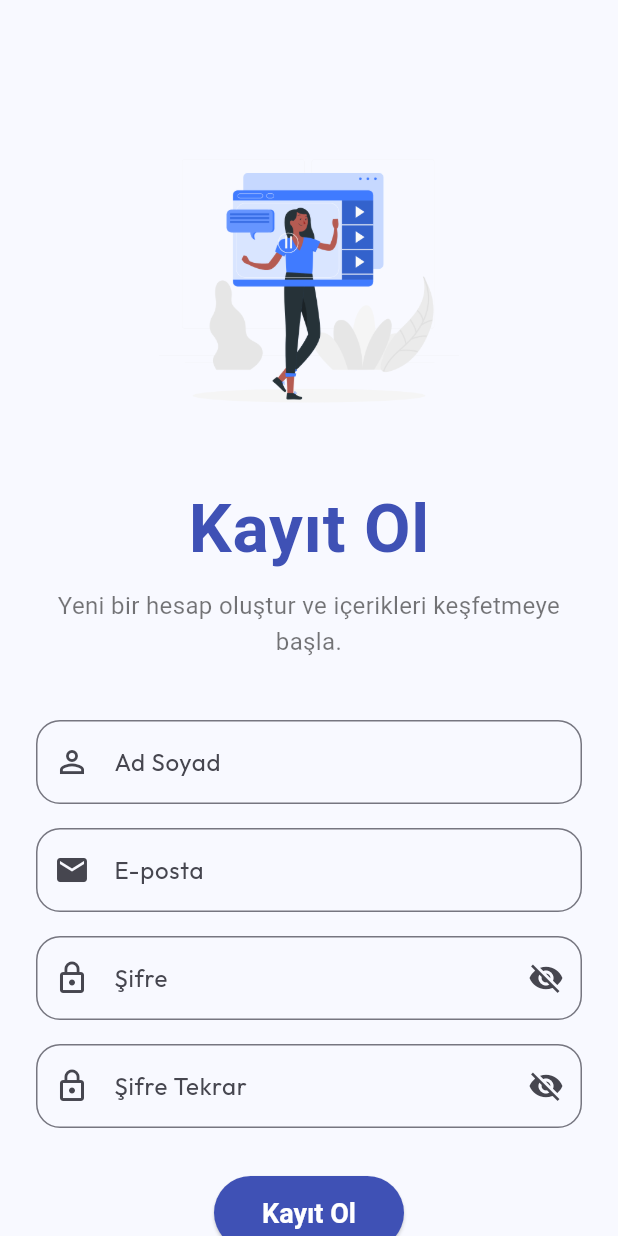
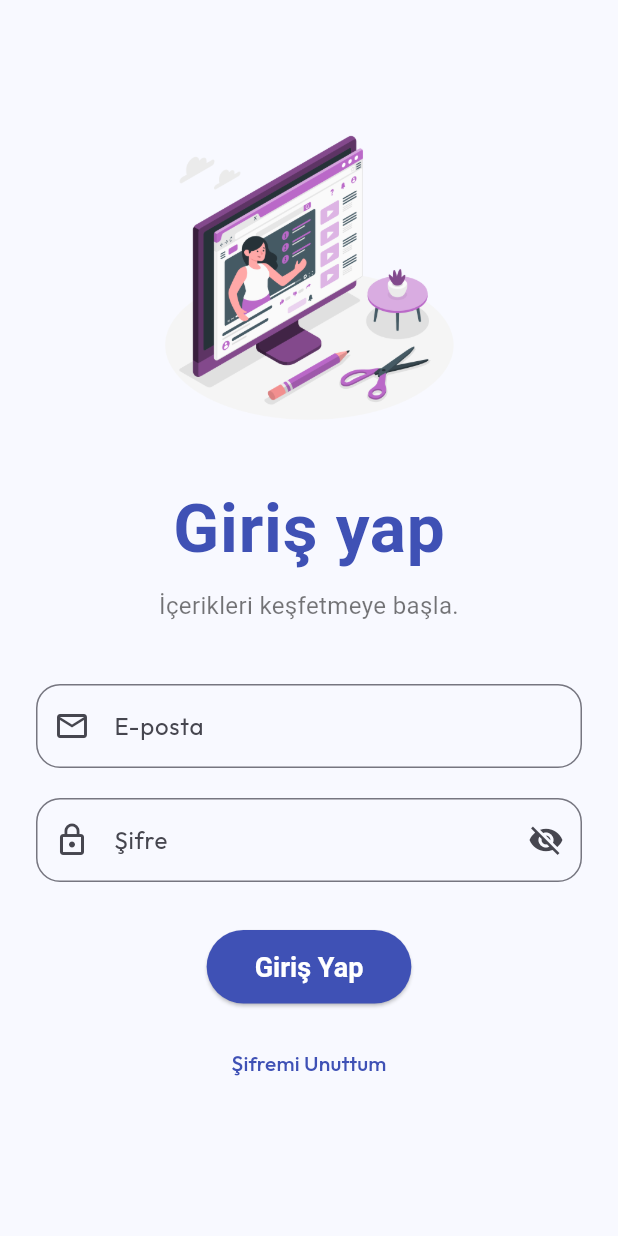
Before and after one commit to bunyaminkarahanli/what_to_watch, a Flutter app: the screen it shows after launch, on a phone screen of 412 x 824 dp. Run offline on Flutter 3.47's test engine with Material 3 defaults, Android fonts, the phone set to English and light mode, and no system bars; our stand-ins replace google_fonts.

Commit message:
signin ekranı yapıldı

```diff
--- a/lib/app.dart
+++ b/lib/app.dart
@@ -1,5 +1,6 @@
 import 'package:flutter/material.dart';
 import 'package:google_fonts/google_fonts.dart';
+import 'package:what_to_watch/auth/signin/view/signin_view.dart';
 import 'package:what_to_watch/auth/signup/view/signup_view.dart';
 
 class MyApp extends StatelessWidget {
@@ -66,7 +67,7 @@ class MyApp extends StatelessWidget {
           ),
         ),
       ),
-      home: SignupView(),
+      home: SigninView(),
     );
   }
 }
--- a/lib/auth/signin/view/signin_view.dart
+++ b/lib/auth/signin/view/signin_view.dart
@@ -0,0 +1,117 @@
+import 'package:flutter/material.dart';
+import 'package:what_to_watch/auth/forgotpassword/view/forgot_password_view.dart';
+
+class SigninView extends StatefulWidget {
+  const SigninView({super.key});
+
+  @override
+  State<SigninView> createState() => _SigninViewState();
+}
+
+class _SigninViewState extends State<SigninView> {
+  final _formKey = GlobalKey<FormState>();
+  final TextEditingController _emailController = TextEditingController();
+  final TextEditingController _passwordController = TextEditingController();
+  bool _obscureText = true;
+
+  @override
+  Widget build(BuildContext context) {
+    final theme = Theme.of(context);
+    return Scaffold(
+      body: SafeArea(
+        child: SingleChildScrollView(
+          child: Padding(
+            padding: const EdgeInsets.all(24),
+            child: Column(
+              children: [
+                const SizedBox(height: 60),
+                Image.asset('assets/images/onboar1.png', height: 200),
+                const SizedBox(height: 40),
+                Text('Giriş yap', style: theme.textTheme.headlineLarge),
+                const SizedBox(height: 12),
+                Text(
+                  'İçerikleri keşfetmeye başla.',
+                  textAlign: TextAlign.center,
+                  style: theme.textTheme.bodyMedium,
+                ),
+                const SizedBox(height: 40),
+                Form(
+                  key: _formKey,
+                  child: Column(
+                    children: [
+                      mailBuild(),
+                      const SizedBox(height: 20),
+                      passwordBuild(),
+                      const SizedBox(height: 32),
+                      signinButtonBuild(),
+                      const SizedBox(height: 16),
+                      forgotPasswordBuild(),
+                    ],
+                  ),
+                ),
+              ],
+            ),
+          ),
+        ),
+      ),
+    );
+  }
+
+  TextButton forgotPasswordBuild() {
+    return TextButton(
+      onPressed: () => Navigator.push(
+        context,
+        MaterialPageRoute(builder: (context) => const ForgotPasswordView()),
+      ),
+      child: const Text('Şifremi Unuttum'),
+    );
+  }
+
+  ElevatedButton signinButtonBuild() {
+    return ElevatedButton(onPressed: () {}, child: const Text('Giriş Yap'));
+  }
+
+  TextFormField passwordBuild() {
+    return TextFormField(
+      controller: _passwordController,
+      obscureText: _obscureText,
+      decoration: InputDecoration(
+        labelText: 'Şifre',
+        prefixIcon: const Icon(Icons.lock_outline),
+        suffixIcon: IconButton(
+          icon: Icon(_obscureText ? Icons.visibility_off : Icons.visibility),
+          onPressed: () {
+            setState(() {
+              _obscureText = !_obscureText;
+            });
+          },
+        ),
+        border: OutlineInputBorder(borderRadius: BorderRadius.circular(16)),
+      ),
+      validator: (value) {
+        if (value == null || value.isEmpty) {
+          return 'Lütfen şifrenizi girin';
+        }
+        return null;
+      },
+    );
+  }
+
+  TextFormField mailBuild() {
+    return TextFormField(
+      controller: _emailController,
+      decoration: InputDecoration(
+        labelText: 'E-posta',
+        prefixIcon: const Icon(Icons.email_outlined),
+        border: OutlineInputBorder(borderRadius: BorderRadius.circular(16)),
+      ),
+      keyboardType: TextInputType.emailAddress,
+      validator: (value) {
+        if (value == null || value.isEmpty) {
+          return 'Lütfen e-posta adresinizi girin';
+        }
+        return null;
+      },
+    );
+  }
+}
--- a/lib/auth/signup/view/signup_view.dart
+++ b/lib/auth/signup/view/signup_view.dart
@@ -41,63 +41,74 @@ class _SignupViewState extends State<SignupView> {
                 key: _formKey,
                 child: Column(
                   children: [
-                    TextFormField(
-                      keyboardType: TextInputType.name,
-                      controller: _nameController,
+                    nameBuild(),
+                    SizedBox(height: 16),
+                    mailBuild(),
+                    SizedBox(height: 16),
+                    passwordBuild(),
+                    SizedBox(height: 16),
+                    confirmPasswordBuild(),
+                    SizedBox(height: 32),
+                    signupButtonBuild(),
+                  ],
+                ),
+              ),
+            ],
+          ),
+        ),
+      ),
+    );
+  }
+
+  ElevatedButton signupButtonBuild() {
+    return ElevatedButton(
+      onPressed: () {
+        if (_formKey.currentState!.validate()) {
+          print('okeyy');
+        }
+      },
+      child: Text('Kayıt Ol'),
+    );
+  }
+
+  TextFormField confirmPasswordBuild() {
+    return TextFormField(
+      controller: _confirmPasswordController,
+      obscureText: _obscureText,
       decoration: InputDecoration(
-                        prefixIcon: Icon(Icons.person_outline),
-                        labelText: 'Ad Soyad',
-                        hintText: 'Ad Soyad',
-                        border: OutlineInputBorder(
-                          borderRadius: BorderRadius.circular(16),
+        prefixIcon: const Icon(Icons.lock_outline),
+        suffixIcon: IconButton(
+          icon: Icon(_obscureText ? Icons.visibility_off : Icons.visibility),
+          onPressed: () => setState(() => _obscureText = !_obscureText),
         ),
+        labelText: 'Şifre Tekrar',
+        hintText: 'Şifre Tekrar',
+        border: OutlineInputBorder(borderRadius: BorderRadius.circular(16)),
       ),
       validator: (value) {
         if (value == null || value.isEmpty) {
-                          return 'Lütfen adınızı girin';
+          return 'Lütfen bir şifre oluşturun';
+        } else if (value != _passwordController.text) {
+          return 'Şifreler eşleşmiyor';
         }
         return null;
       },
-                    ),
-                    SizedBox(height: 16),
-                    TextFormField(
-                      keyboardType: TextInputType.emailAddress,
-                      controller: _emailController,
-                      decoration: InputDecoration(
-                        prefixIcon: Icon(Icons.mail),
-                        labelText: 'E-posta',
-                        hintText: 'E-posta',
-                        border: OutlineInputBorder(
-                          borderRadius: BorderRadius.circular(16),
-                        ),
-                      ),
-                      validator: (value) {
-                        if (value == null || value.isEmpty) {
-                          return 'Lütfen e-posta adresinizi girin';
+    );
   }
-                        return null;
-                      },
-                    ),
-                    SizedBox(height: 16),
-                    TextFormField(
+
+  TextFormField passwordBuild() {
+    return TextFormField(
       controller: _passwordController,
       obscureText: _obscureText,
       decoration: InputDecoration(
         prefixIcon: const Icon(Icons.lock_outline),
         suffixIcon: IconButton(
-                          icon: Icon(
-                            _obscureText
-                                ? Icons.visibility_off
-                                : Icons.visibility,
-                          ),
-                          onPressed: () =>
-                              setState(() => _obscureText = !_obscureText),
+          icon: Icon(_obscureText ? Icons.visibility_off : Icons.visibility),
+          onPressed: () => setState(() => _obscureText = !_obscureText),
         ),
         labelText: 'Şifre',
         hintText: 'Şifre',
-                        border: OutlineInputBorder(
-                          borderRadius: BorderRadius.circular(16),
-                        ),
+        border: OutlineInputBorder(borderRadius: BorderRadius.circular(16)),
       ),
       validator: (value) {
         if (value == null || value.isEmpty) {
@@ -107,53 +118,44 @@ class _SignupViewState extends State<SignupView> {
         }
         return null;
       },
-                    ),
-                    SizedBox(height: 16),
-                    TextFormField(
-                      controller: _confirmPasswordController,
-                      obscureText: _obscureText,
+    );
+  }
+
+  TextFormField mailBuild() {
+    return TextFormField(
+      keyboardType: TextInputType.emailAddress,
+      controller: _emailController,
       decoration: InputDecoration(
-                        prefixIcon: const Icon(Icons.lock_outline),
-                        suffixIcon: IconButton(
-                          icon: Icon(
-                            _obscureText
-                                ? Icons.visibility_off
-                                : Icons.visibility,
-                          ),
-                          onPressed: () =>
-                              setState(() => _obscureText = !_obscureText),
-                        ),
-                        labelText: 'Şifre Tekrar',
-                        hintText: 'Şifre Tekrar',
-                        border: OutlineInputBorder(
-                          borderRadius: BorderRadius.circular(16),
-                        ),
+        prefixIcon: Icon(Icons.mail),
+        labelText: 'E-posta',
+        hintText: 'E-posta',
+        border: OutlineInputBorder(borderRadius: BorderRadius.circular(16)),
       ),
       validator: (value) {
         if (value == null || value.isEmpty) {
-                          return 'Lütfen bir şifre oluşturun';
-                        } else if (value != _passwordController.text) {
-                          return 'Şifreler eşleşmiyor';
+          return 'Lütfen e-posta adresinizi girin';
         }
         return null;
       },
+    );
+  }
+
+  TextFormField nameBuild() {
+    return TextFormField(
+      keyboardType: TextInputType.name,
+      controller: _nameController,
+      decoration: InputDecoration(
+        prefixIcon: Icon(Icons.person_outline),
+        labelText: 'Ad Soyad',
+        hintText: 'Ad Soyad',
+        border: OutlineInputBorder(borderRadius: BorderRadius.circular(16)),
       ),
-                    SizedBox(height: 32),
-                    ElevatedButton(
-                      onPressed: () {
-                        if (_formKey.currentState!.validate()) {
-                          print('okeyy');
+      validator: (value) {
+        if (value == null || value.isEmpty) {
+          return 'Lütfen adınızı girin';
         }
+        return null;
       },
-                      child: Text('Kayıt Ol'),
-                    ),
-                  ],
-                ),
-              ),
-            ],
-          ),
-        ),
-      ),
     );
   }
 }
```
Also changed, not shown: lib/auth/forgotpassword/view/forgot_password_view.dart (+15 -0 lines). Lines whose indentation alone changed are shown as unchanged.
